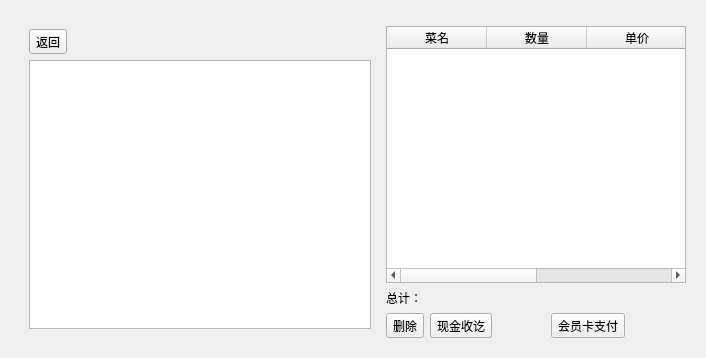
First picture: the form in src/orderwidget.ui, repository daodaoliang/caicai, before the edit.
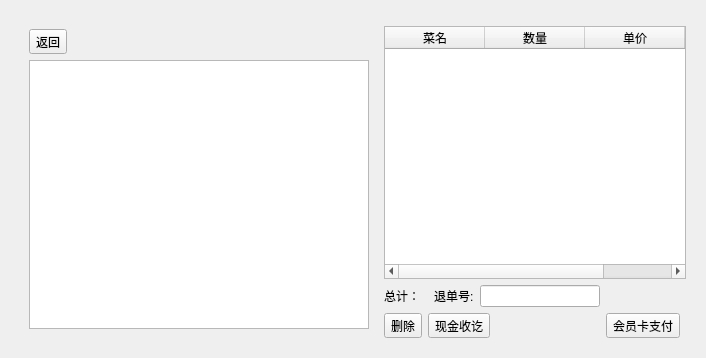
Second picture: the form after the edit. The open tabs and pages were chosen to show the change.

Patch:
```diff
--- a/src/orderwidget.ui
+++ b/src/orderwidget.ui
@@ -21,13 +21,6 @@
      </property>
      <widget class="QWidget" name="page_2">
       <layout class="QGridLayout" name="gridLayout_2">
-       <item row="2" column="1" colspan="2">
-        <widget class="QLabel" name="label">
-         <property name="text">
-          <string>总计：</string>
-         </property>
-        </widget>
-       </item>
        <item row="3" column="1">
         <widget class="QToolButton" name="toolButton_2">
          <property name="text">
@@ -35,10 +28,34 @@
          </property>
         </widget>
        </item>
+       <item row="2" column="1" colspan="2">
+        <widget class="QLabel" name="label">
+         <property name="text">
+          <string>总计：</string>
+         </property>
+        </widget>
+       </item>
+       <item row="3" column="2" colspan="3">
+        <widget class="QToolButton" name="toolButton_3">
+         <property name="text">
+          <string>现金收讫</string>
+         </property>
+        </widget>
+       </item>
+       <item row="2" column="4">
+        <widget class="QLineEdit" name="lineEdit_OrderId">
+         <property name="maximumSize">
+          <size>
+           <width>120</width>
+           <height>16777215</height>
+          </size>
+         </property>
+        </widget>
+       </item>
        <item row="0" column="0" rowspan="4">
         <widget class="QStackedWidget" name="stackedWidget_2">
          <property name="currentIndex">
-          <number>0</number>
+          <number>1</number>
          </property>
          <widget class="QWidget" name="page_3">
           <layout class="QHBoxLayout" name="horizontalLayout_3">
@@ -77,14 +94,7 @@
          </widget>
         </widget>
        </item>
-       <item row="3" column="2" colspan="2">
-        <widget class="QToolButton" name="toolButton_3">
-         <property name="text">
-          <string>现金收讫</string>
-         </property>
-        </widget>
-       </item>
-       <item row="1" column="1" colspan="5">
+       <item row="1" column="1" colspan="6">
         <widget class="QTableWidget" name="tableWidget_2">
          <property name="minimumSize">
           <size>
@@ -114,13 +124,20 @@
          </column>
         </widget>
        </item>
-       <item row="3" column="4">
+       <item row="3" column="5">
         <widget class="QToolButton" name="toolButton">
          <property name="text">
           <string>会员卡支付</string>
          </property>
         </widget>
        </item>
+       <item row="2" column="3">
+        <widget class="QLabel" name="label_2">
+         <property name="text">
+          <string>退单号:</string>
+         </property>
+        </widget>
+       </item>
       </layout>
      </widget>
     </widget>
```
